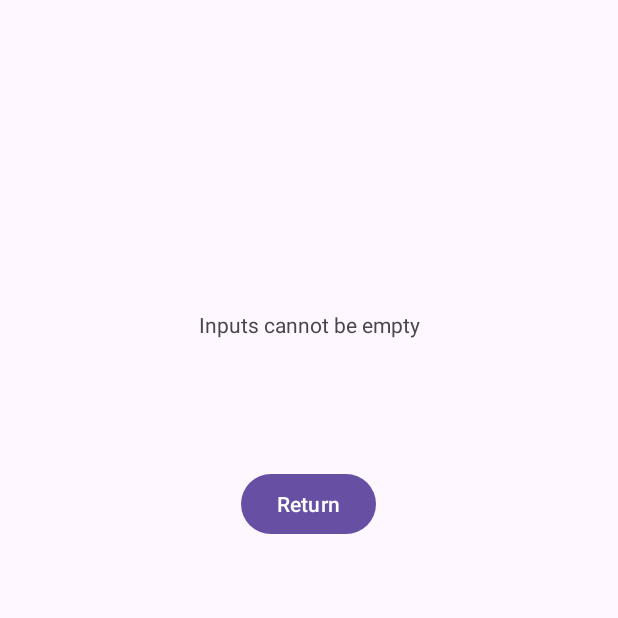
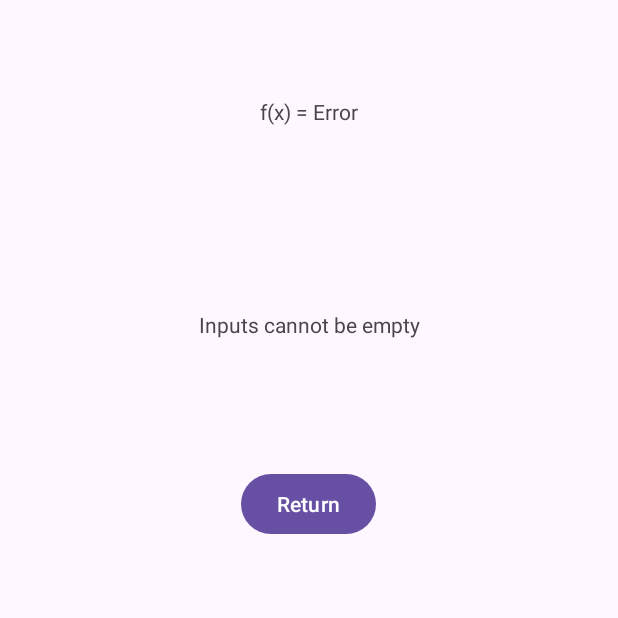
Before and after one commit to KizEvo/android-project, an Android app: the ResultActivity screen opened directly, with no data from a screen before it, on a phone screen of 412 x 824 dp, the top half of it. Run offline under Robolectric (Android 15) with nearby library versions, the phone set to English and light mode, and no system bars.

Commit message:
app/src: add functionality to see the function
After user has confirm their inputs and continue with the button.
We would want to display the function in string form to let user
view their inputs.

Fix wrong delta string output message. For delta larger than zero
we'll have 2 distinct roots.

```diff
--- a/app/src/main/java/com/example/android_project/MainActivity.java
+++ b/app/src/main/java/com/example/android_project/MainActivity.java
@@ -37,6 +37,7 @@ public class MainActivity extends AppCompatActivity {
                 EditText inputA = (EditText) findViewById(R.id.editTextNumberSigned1);
                 EditText inputB = (EditText) findViewById(R.id.editTextNumberSigned2);
                 EditText inputC = (EditText) findViewById(R.id.editTextNumberSigned3);
+
                 try {
                     float inputANumb = Float.parseFloat(inputA.getText().toString());
                     float inputBNumb = Float.parseFloat(inputB.getText().toString());
--- a/app/src/main/res/layout/activity_result.xml
+++ b/app/src/main/res/layout/activity_result.xml
@@ -6,6 +6,18 @@
     android:layout_width="match_parent"
     android:layout_height="match_parent"
     tools:context=".ResultActivity">
+
+    <TextView
+        android:id="@+id/res_text0"
+        android:layout_width="wrap_content"
+        android:layout_height="wrap_content"
+        android:clickable="false"
+        android:text="f(x)"
+        app:layout_constraintBottom_toBottomOf="parent"
+        app:layout_constraintEnd_toEndOf="parent"
+        app:layout_constraintStart_toStartOf="parent"
+        app:layout_constraintTop_toTopOf="parent"
+        app:layout_constraintVertical_bias="0.080" />
 
     <TextView
         android:id="@+id/res_text1"
```
Also changed, not shown: app/src/main/java/com/example/android_project/ResultActivity.java (+15 -6 lines).
